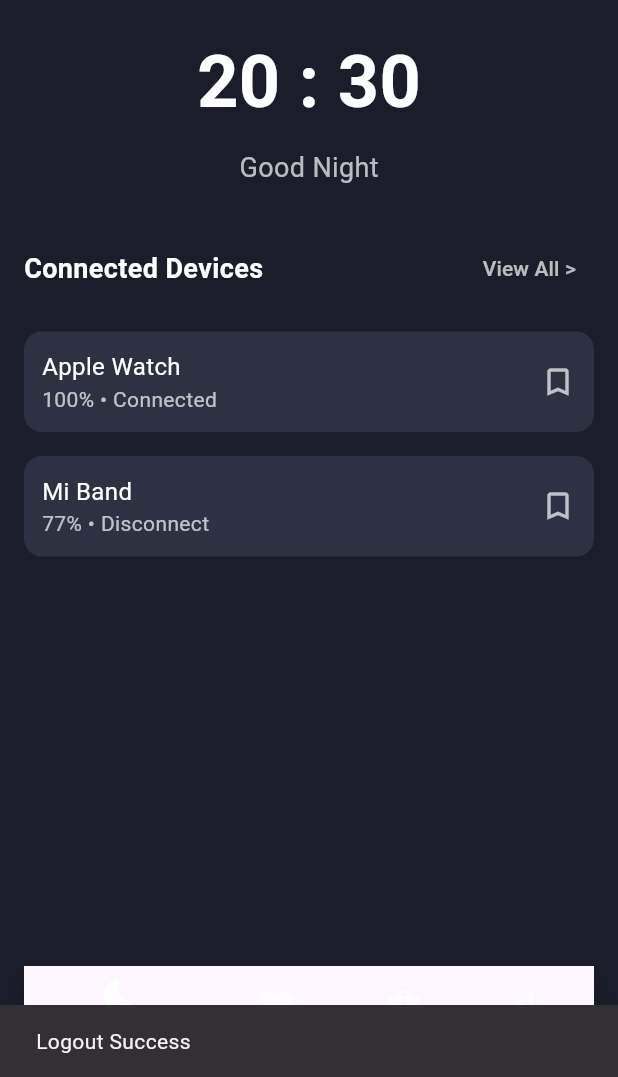
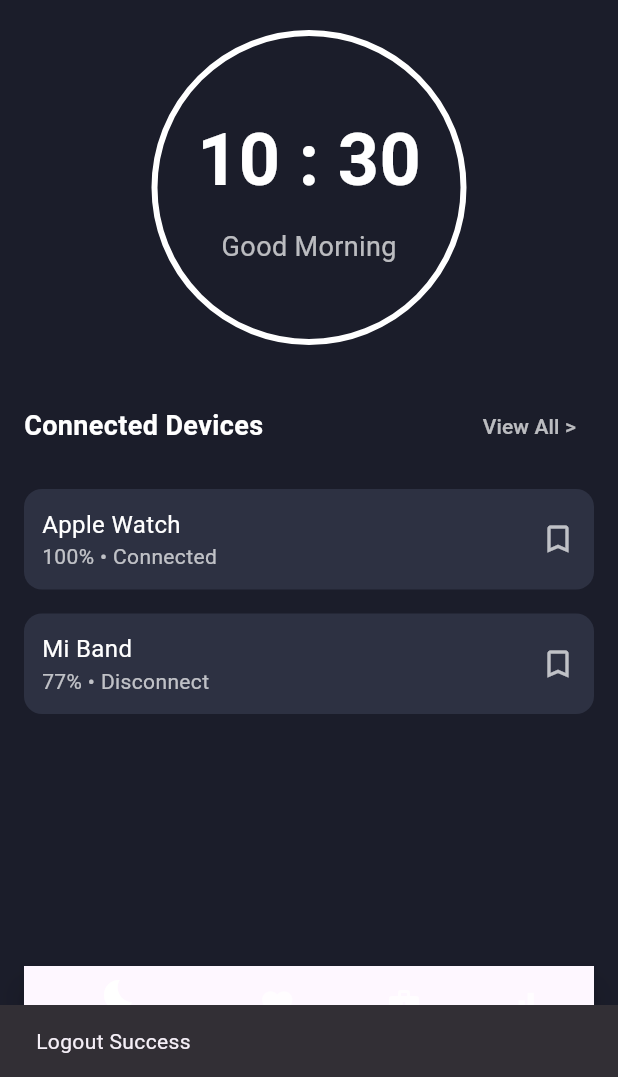
Before and after one commit to LOO31/TEST_MAE_NIGHTHAVEN, a Flutter app: the MainPage screen opened directly, after a tap on the "logout" icon, on a phone screen of 412 x 824 dp, the part 159-1236 px from its top. Run offline on Flutter 3.47's test engine with Material 3 defaults, Android fonts, the phone set to English and light mode, and no system bars; our stand-ins replace firebase_auth, firebase_core, google_fonts; accounts and stored records are empty.

Commit message:
main_page
update timer

```diff
--- a/lib/screen/main_page.dart
+++ b/lib/screen/main_page.dart
@@ -1,9 +1,45 @@
+import 'dart:async'; // Suitable for Timer
 import 'package:firebase_auth/firebase_auth.dart';
 import 'package:flutter/material.dart';
-import 'mobile_login.dart'; // Import your login page
+import 'mobile_login.dart';
 
-class MainPage extends StatelessWidget {
+class MainPage extends StatefulWidget {
   const MainPage({super.key});
+
+  @override
+  _MainPageState createState() => _MainPageState();
+}
+
+class _MainPageState extends State<MainPage> {
+  late String _currentTime; // Store Timing
+  late Timer _timer; // Timer
+
+  @override
+  void initState() {
+    super.initState();
+    _updateTime(); // format Time
+    _timer = Timer.periodic(const Duration(seconds: 1), (timer) {
+      _updateTime(); // update time per sec
+    });
+  }
+
+  @override
+  void dispose() {
+    _timer.cancel(); // Stop timer when destroyed
+    super.dispose();
+  }
+
+  void _updateTime() {
+    final now = DateTime.now();
+    setState(() {
+      _currentTime =
+          "${_formatNumber(now.hour)} : ${_formatNumber(now.minute)}";
+    });
+  }
+
+  String _formatNumber(int number) {
+    return number.toString().padLeft(2, '0'); // ensure two digit
+  }
 
   @override
   Widget build(BuildContext context) {
@@ -23,7 +59,7 @@ class MainPage extends StatelessWidget {
           ),
           IconButton(
             icon: const Icon(Icons.logout, color: Colors.white),
-            onPressed: () => _handleLogout(context), // Logout button
+            onPressed: () => _handleLogout(context),
           ),
         ],
       ),
@@ -52,62 +88,81 @@ class MainPage extends StatelessWidget {
     );
   }
 
+  Widget _buildClockWidget() {
+    return Stack(
+      alignment: Alignment.center,
+      children: [
+        Container(
+          width: 210, // Circle Size
+          height: 210,
+          decoration: BoxDecoration(
+            shape: BoxShape.circle,
+            border: Border.all(
+              color: Colors.white,
+              width: 4, // Circle's Width
+            ),
+          ),
+        ),
+        Column(
+          children: [
+            Text(
+              _currentTime,
+              style: const TextStyle(
+                color: Colors.white,
+                fontSize: 48,
+                fontWeight: FontWeight.bold,
+              ),
+            ),
+            const SizedBox(height: 10),
+            Text(
+              _getGreetingMessage(),
+              style: const TextStyle(
+                color: Colors.white70,
+                fontSize: 18,
+              ),
+            ),
+          ],
+        ),
+      ],
+    );
+  }
+
+  String _getGreetingMessage() {
+    final hour = DateTime.now().hour;
+    if (hour >= 5 && hour < 12) {
+      return "Good Morning";
+    } else if (hour >= 12 && hour < 18) {
+      return "Good Afternoon";
+    } else {
+      return "Good Night";
+    }
+  }
+
   void _handleLogout(BuildContext context) async {
     try {
       await FirebaseAuth.instance.signOut();
 
-      // Ensure widget is still mounted before using context
       if (!context.mounted) return;
 
-      // Show success message
       ScaffoldMessenger.of(context).showSnackBar(
-        const SnackBar(
-          content: Text("Logout Success"),
-          duration: Duration(seconds: 2),
-        ),
+        const SnackBar(content: Text("Logout Success")),
       );
 
-      // Delay navigation to allow the user to see the message
       Future.delayed(const Duration(seconds: 2), () {
         if (!context.mounted) return;
         Navigator.pushAndRemoveUntil(
           context,
           MaterialPageRoute(
-            builder: (context) => const MobileLogin(selectedRole: ''),
-          ),
+              builder: (context) => const MobileLogin(selectedRole: '')),
           (route) => false,
         );
       });
     } catch (e) {
       if (!context.mounted) return;
-
       ScaffoldMessenger.of(context).showSnackBar(
         SnackBar(content: Text("Logout failed: ${e.toString()}")),
       );
     }
-  }
-
-  Widget _buildClockWidget() {
-    return const Column(
-      children: [
-        Text(
-          "20 : 30",
-          style: TextStyle(
-            color: Colors.white,
-            fontSize: 48,
-            fontWeight: FontWeight.bold,
-          ),
-        ),
-        SizedBox(height: 10),
-        Text(
-          "Good Night",
-          style: TextStyle(
-            color: Colors.white70,
-            fontSize: 18,
-          ),
-        ),
-      ],
-    );
   }
 
   Widget _buildConnectedDevicesSection() {
--- a/lib/screen/mobile_login.dart
+++ b/lib/screen/mobile_login.dart
@@ -3,6 +3,7 @@ import 'package:google_fonts/google_fonts.dart';
 import 'mobile_register.dart';
 import 'main_page.dart'; // Import main page
 import 'package:firebase_auth/firebase_auth.dart';
+import 'role_selection.dart';
 
 class MobileLogin extends StatefulWidget {
   final String selectedRole;
@@ -95,7 +96,12 @@ class _MobileLoginState extends State<MobileLogin> {
         foregroundColor: Colors.white,
         leading: IconButton(
           icon: const Icon(Icons.arrow_back),
-          onPressed: () => Navigator.pop(context),
+          onPressed: () {
+            Navigator.pushReplacement(
+              context,
+              MaterialPageRoute(builder: (context) => const RoleSelection()),
+            );
+          },
         ),
       ),
       body: Container(
--- a/lib/screen/role_selection.dart
+++ b/lib/screen/role_selection.dart
@@ -1,6 +1,7 @@
 import 'package:flutter/material.dart';
 import 'package:google_fonts/google_fonts.dart';
 import 'mobile_login.dart'; // Import the MobileLogin page
+import 'welcome_page.dart';
 
 class RoleSelection extends StatelessWidget {
   const RoleSelection({super.key});
@@ -22,9 +23,12 @@ class RoleSelection extends StatelessWidget {
         foregroundColor:
             Colors.white, // Ensure all foreground elements are white
         leading: IconButton(
-          icon: const Icon(Icons.arrow_back), // Back arrow icon
+          icon: const Icon(Icons.arrow_back),
           onPressed: () {
-            Navigator.pop(context); // Navigate back to the previous page
+            Navigator.pushReplacement(
+              context,
+              MaterialPageRoute(builder: (context) => const WelcomePage()),
+            );
           },
         ),
       ),
```
